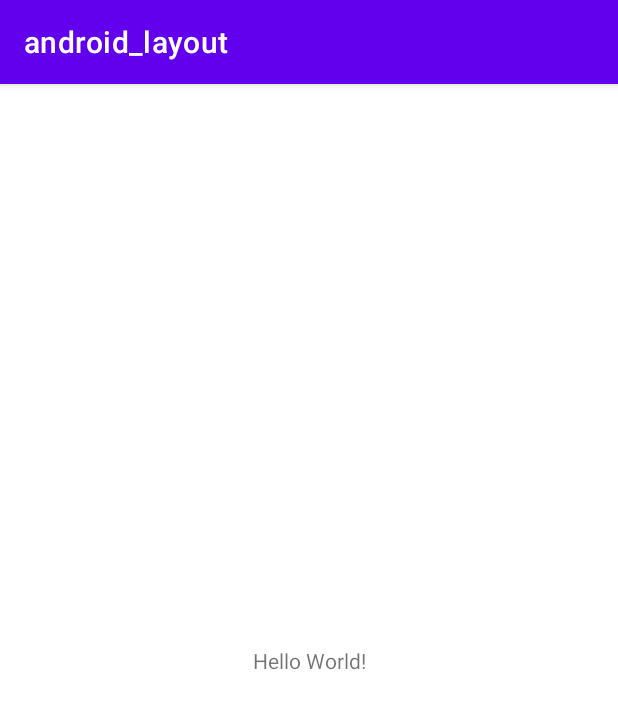
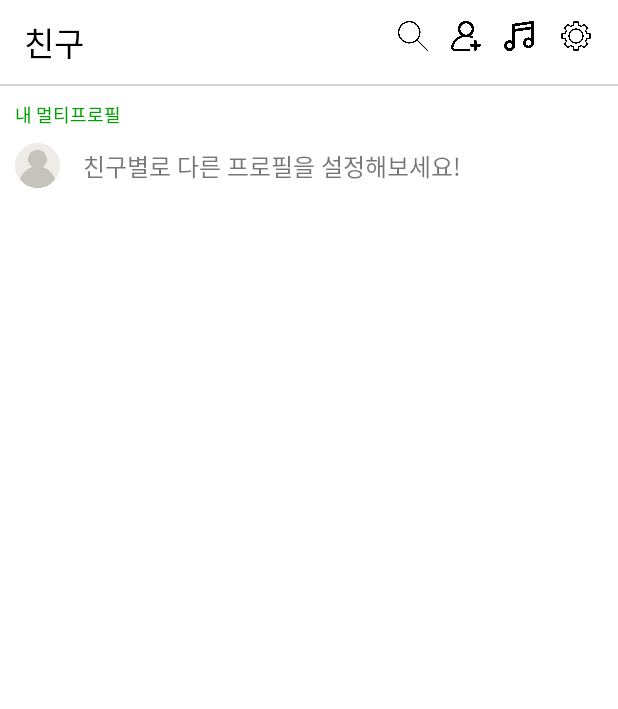
Before and after one commit to YunJaem06/android_layout, an Android app: the screen it shows after launch (MainActivity), on a phone screen of 412 x 824 dp. Shown: the top 709 px of the screen. Run offline under Robolectric (Android 15) with nearby library versions, the phone set to English and light mode, and no system bars.

Commit message:
kakao layout 비슷하게 클론해보기

```diff
--- a/app/src/main/res/layout/activity_main.xml
+++ b/app/src/main/res/layout/activity_main.xml
@@ -1,18 +1,122 @@
 <?xml version="1.0" encoding="utf-8"?>
-<androidx.constraintlayout.widget.ConstraintLayout xmlns:android="http://schemas.android.com/apk/res/android"
+<LinearLayout xmlns:android="http://schemas.android.com/apk/res/android"
     xmlns:app="http://schemas.android.com/apk/res-auto"
     xmlns:tools="http://schemas.android.com/tools"
     android:layout_width="match_parent"
     android:layout_height="match_parent"
-    tools:context=".MainActivity">
+    android:orientation="vertical">
 
-    <TextView
-        android:layout_width="wrap_content"
-        android:layout_height="wrap_content"
-        android:text="Hello World!"
-        app:layout_constraintBottom_toBottomOf="parent"
-        app:layout_constraintEnd_toEndOf="parent"
-        app:layout_constraintStart_toStartOf="parent"
-        app:layout_constraintTop_toTopOf="parent" />
+    <androidx.appcompat.widget.Toolbar
+        android:layout_width="match_parent"
+        android:layout_height="wrap_content">
 
-</androidx.constraintlayout.widget.ConstraintLayout>
+        <RelativeLayout
+            android:layout_width="match_parent"
+            android:paddingEnd="15dp"
+            android:layout_height="wrap_content">
+
+            <TextView
+                android:id="@+id/tv_main_friend"
+                android:layout_width="wrap_content"
+                android:layout_height="wrap_content"
+                android:text="친구"
+                android:textSize="22sp"
+                android:textColor="@color/black"/>
+
+            <ImageView
+                android:id="@+id/iv_main_setting"
+                android:layout_width="25dp"
+                android:layout_height="25dp"
+                android:layout_alignParentRight="true"
+                android:src="@drawable/web_settings"/>
+
+            <ImageView
+                android:id="@+id/iv_main_music"
+                android:layout_width="20dp"
+                android:layout_height="20dp"
+                android:layout_marginRight="15dp"
+                android:layout_toLeftOf="@id/iv_main_setting"
+                android:layout_alignTop="@id/iv_main_setting"
+                android:layout_alignBottom="@id/iv_main_setting"
+                android:src="@drawable/music_player"/>
+
+            <ImageView
+                android:id="@+id/iv_main_add_user"
+                android:layout_width="20dp"
+                android:layout_height="20dp"
+                android:layout_marginRight="15dp"
+                android:layout_toLeftOf="@id/iv_main_music"
+                android:layout_alignTop="@id/iv_main_music"
+                android:layout_alignBottom="@id/iv_main_music"
+                android:src="@drawable/add_user"/>
+
+            <ImageView
+                android:id="@+id/iv_main_magnifying"
+                android:layout_width="20dp"
+                android:layout_height="20dp"
+                android:layout_marginRight="15dp"
+                android:layout_toLeftOf="@id/iv_main_add_user"
+                android:layout_alignTop="@id/iv_main_add_user"
+                android:layout_alignBottom="@id/iv_main_add_user"
+                android:src="@drawable/rounded_magnifying_glass"/>
+        </RelativeLayout>
+    </androidx.appcompat.widget.Toolbar>
+
+    <View
+        android:background="#d3d3d3"
+        android:layout_width="match_parent"
+        android:layout_height="1dp"/>
+
+    <ScrollView
+        android:id="@+id/sv_main"
+        android:layout_width="match_parent"
+        android:layout_height="wrap_content">
+
+        <LinearLayout
+            android:layout_width="match_parent"
+            android:layout_height="wrap_content"
+            android:orientation="vertical">
+
+            <androidx.constraintlayout.widget.ConstraintLayout
+                android:layout_width="match_parent"
+                android:layout_height="wrap_content">
+
+                <TextView
+                    android:id="@+id/tv_main_multi_profile"
+                    android:layout_width="wrap_content"
+                    android:layout_height="wrap_content"
+                    android:text="내 멀티프로필"
+                    android:textSize="12sp"
+                    android:textColor="#00a000"
+                    android:layout_marginTop="10dp"
+                    android:layout_marginStart="10dp"
+                    app:layout_constraintStart_toStartOf="parent"
+                    app:layout_constraintTop_toTopOf="parent"/>
+
+                <ImageView
+                    android:id="@+id/iv_main_multi_img"
+                    android:layout_width="30dp"
+                    android:layout_height="30dp"
+                    android:src="@drawable/icon_user"
+                    android:layout_marginTop="10dp"
+                    android:layout_marginBottom="10dp"
+                    app:layout_constraintTop_toBottomOf="@id/tv_main_multi_profile"
+                    app:layout_constraintStart_toStartOf="@id/tv_main_multi_profile"/>
+
+                <TextView
+                    android:layout_width="wrap_content"
+                    android:layout_height="wrap_content"
+                    android:text="친구별로 다른 프로필을 설정해보세요!"
+                    android:layout_marginStart="15dp"
+                    android:textSize="16sp"
+                    app:layout_constraintBottom_toBottomOf="@id/iv_main_multi_img"
+                    app:layout_constraintTop_toTopOf="@id/iv_main_multi_img"
+                    app:layout_constraintStart_toEndOf="@id/iv_main_multi_img"/>
+
+            </androidx.constraintlayout.widget.ConstraintLayout>
+        </LinearLayout>
+
+    </ScrollView>
+
+
+</LinearLayout>
--- a/app/src/main/res/values/themes.xml
+++ b/app/src/main/res/values/themes.xml
@@ -1,6 +1,6 @@
 <resources xmlns:tools="http://schemas.android.com/tools">
     <!-- Base application theme. -->
-    <style name="Theme.Android_layout" parent="Theme.MaterialComponents.DayNight.DarkActionBar">
+    <style name="Theme.Android_layout" parent="Theme.MaterialComponents.DayNight.NoActionBar">
         <!-- Primary brand color. -->
         <item name="colorPrimary">@color/purple_500</item>
         <item name="colorPrimaryVariant">@color/purple_700</item>
```
Also changed, not shown: app/src/main/res/drawable/add_user.png (added), app/src/main/res/drawable/icon_user.png (added), app/src/main/res/drawable/music_player.png (added), app/src/main/res/drawable/rounded_magnifying_glass.png (added), app/src/main/res/drawable/web_settings.png (added).
